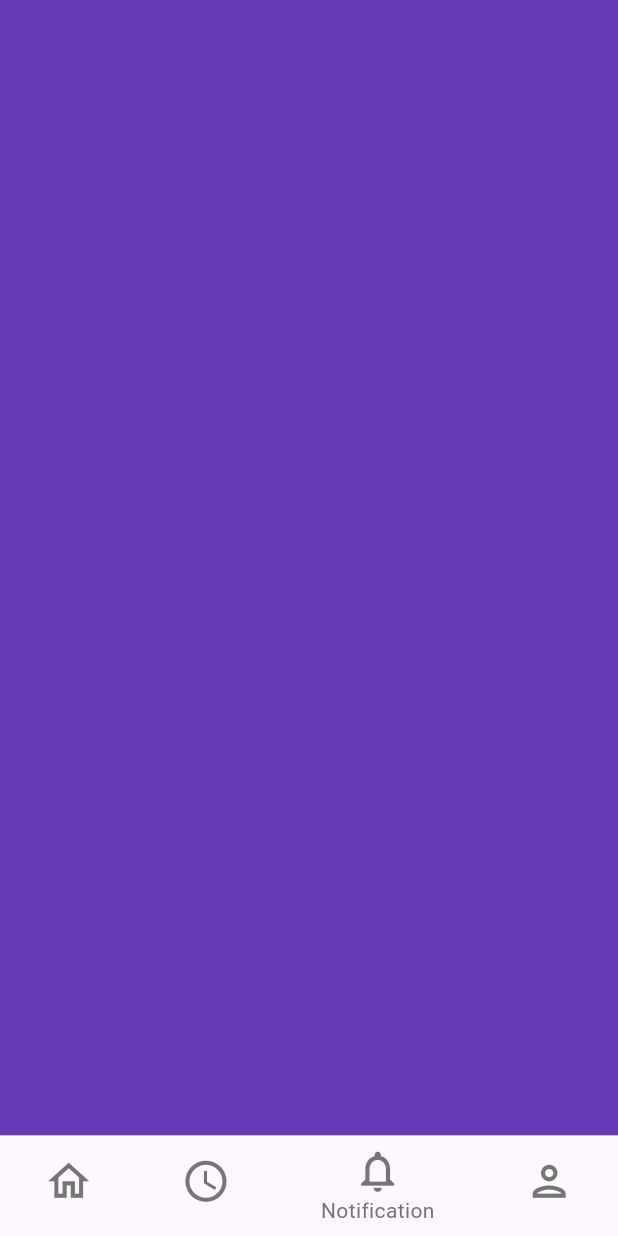
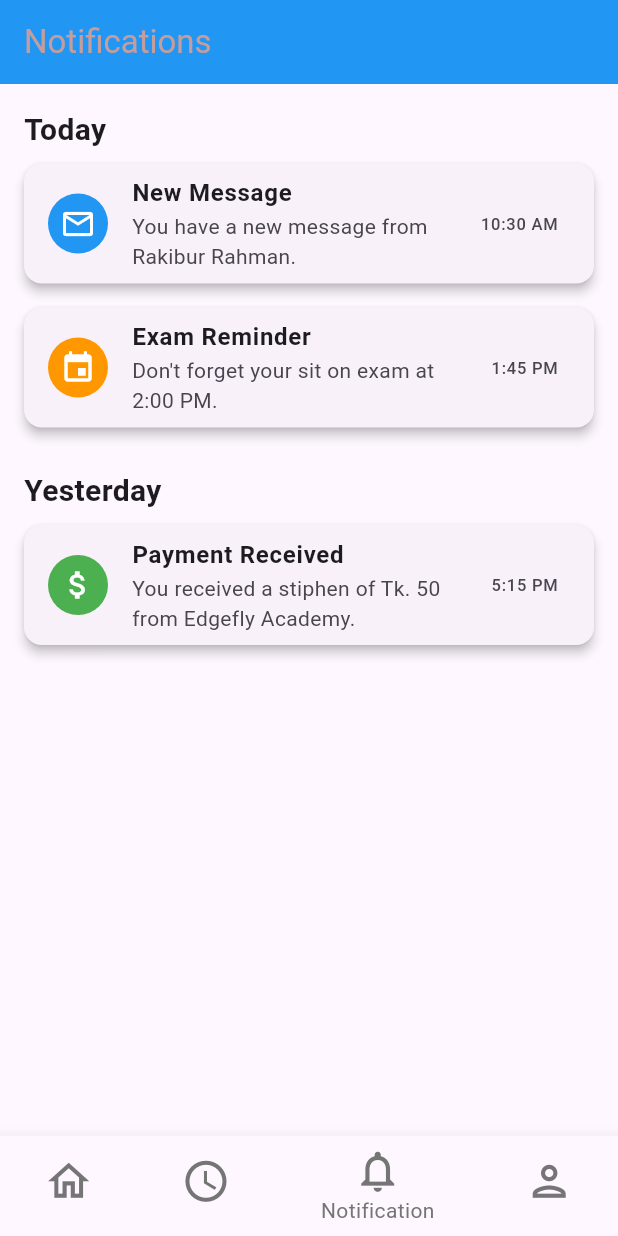
Before and after one commit to EdgeflyAcademy/Edgefly-Academy, a Flutter app: the screen it shows once a user with an empty profile is signed in, item 3 of the bottom bar chosen, on a phone screen of 412 x 824 dp. Run offline on Flutter 3.47's test engine with Material 3 defaults, Android fonts, the phone set to English and light mode, and no system bars; our stand-ins replace cloud_firestore, firebase_auth, firebase_core, firebase_storage, flutter_spinkit, get and 4 more; accounts and stored records are empty.

Commit message:
notifications bottom menu, profile settings, notification settings added

```diff
--- a/lib/app/home_screen/home_screen/home.dart
+++ b/lib/app/home_screen/home_screen/home.dart
@@ -4,7 +4,7 @@ import 'package:velocity_x/velocity_x.dart';
 
 import '../../profile/view/profile_screen.dart';
 import 'home_screen.dart';
-import 'notification.dart';
+import 'notifications.dart';
 import 'time.dart';
 
 class Home extends StatefulWidget {
@@ -16,9 +16,9 @@ class Home extends StatefulWidget {
 
 class _HomeState extends State<Home> {
   final allpages = [
-    const HomeScreen(),
-    const Time(),
-    const NotificationPage(),
+    HomeScreen(),
+    Time(),
+    NotificationsPage(),
     ProfileScreen(),
   ];
 
--- a/lib/app/home_screen/home_screen/notification.dart
+++ /dev/null
@@ -1,12 +0,0 @@
-import 'package:flutter/material.dart';
-
-class NotificationPage extends StatelessWidget {
-  const NotificationPage({super.key});
-
-  @override
-  Widget build(BuildContext context) {
-    return const Scaffold(
-      backgroundColor: Colors.deepPurple,
-    );
-  }
-}
--- /dev/null
+++ b/lib/app/home_screen/home_screen/notifications.dart
@@ -0,0 +1,106 @@
+import 'package:flutter/material.dart';
+
+class NotificationsPage extends StatelessWidget {
+  @override
+  Widget build(BuildContext context) {
+    return Scaffold(
+      appBar: AppBar(
+        title: Text(
+          'Notifications',
+          style: TextStyle(
+            color: const Color.fromARGB(255, 197, 157, 157),
+          ),
+        ),
+        backgroundColor: Colors.blue,
+      ),
+      body: Padding(
+        padding: const EdgeInsets.all(16.0),
+        child: Column(
+          crossAxisAlignment: CrossAxisAlignment.start,
+          children: [
+            Text(
+              'Today',
+              style: TextStyle(
+                fontSize: 20,
+                fontWeight: FontWeight.bold,
+              ),
+            ),
+            NotificationCard(
+              title: 'New Message',
+              message: 'You have a new message from Rakibur Rahman.',
+              time: '10:30 AM',
+              icon: Icons.mail_outline,
+              color: Colors.blue,
+            ),
+            NotificationCard(
+              title: 'Exam Reminder',
+              message: 'Don\'t forget your sit on exam at 2:00 PM.',
+              time: '1:45 PM',
+              icon: Icons.event,
+              color: Colors.orange,
+            ),
+            SizedBox(height: 20),
+            Text(
+              'Yesterday',
+              style: TextStyle(
+                fontSize: 20,
+                fontWeight: FontWeight.bold,
+              ),
+            ),
+            NotificationCard(
+              title: 'Payment Received',
+              message: 'You received a stiphen of Tk. 50 from Edgefly Academy.',
+              time: '5:15 PM',
+              icon: Icons.attach_money,
+              color: Colors.green,
+            ),
+          ],
+        ),
+      ),
+    );
+  }
+}
+
+class NotificationCard extends StatelessWidget {
+  final String title;
+  final String message;
+  final String time;
+  final IconData icon;
+  final Color color;
+
+  NotificationCard({
+    required this.title,
+    required this.message,
+    required this.time,
+    required this.icon,
+    required this.color,
+  });
+
+  @override
+  Widget build(BuildContext context) {
+    return Card(
+      elevation: 3,
+      margin: EdgeInsets.symmetric(vertical: 8),
+      shape: RoundedRectangleBorder(
+        borderRadius: BorderRadius.circular(12),
+      ),
+      child: ListTile(
+        leading: CircleAvatar(
+          backgroundColor: color,
+          child: Icon(
+            icon,
+            color: Colors.white,
+          ),
+        ),
+        title: Text(
+          title,
+          style: TextStyle(
+            fontWeight: FontWeight.bold,
+          ),
+        ),
+        subtitle: Text(message),
+        trailing: Text(time),
+      ),
+    );
+  }
+}
```
Also changed, not shown: lib/app/profile_settings/profile_settings.dart (added, +169 -0 lines), lib/app/settings/notification_settings/notification_settings.dart (added, +77 -0 lines), lib/app/settings/seetings.dart (+23 -1 lines), assets/icons/profile_settings.png (added), lib/app/forget_password/forget_password.dart (added).
